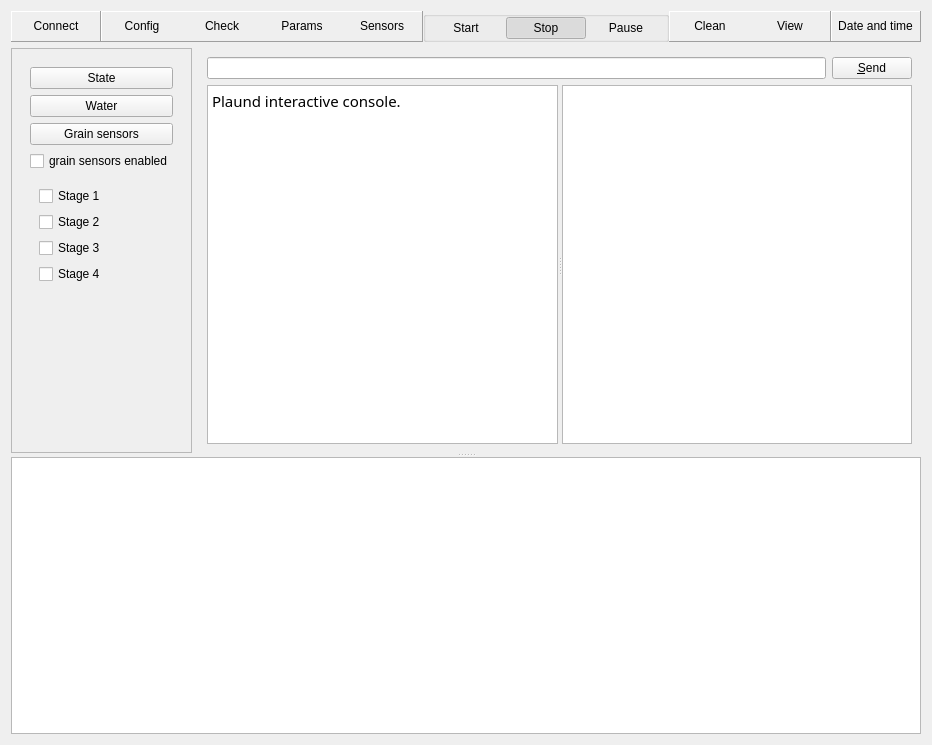
Qt form gui/mainwindow.ui (Shmuma/grain-watering) before a commit.
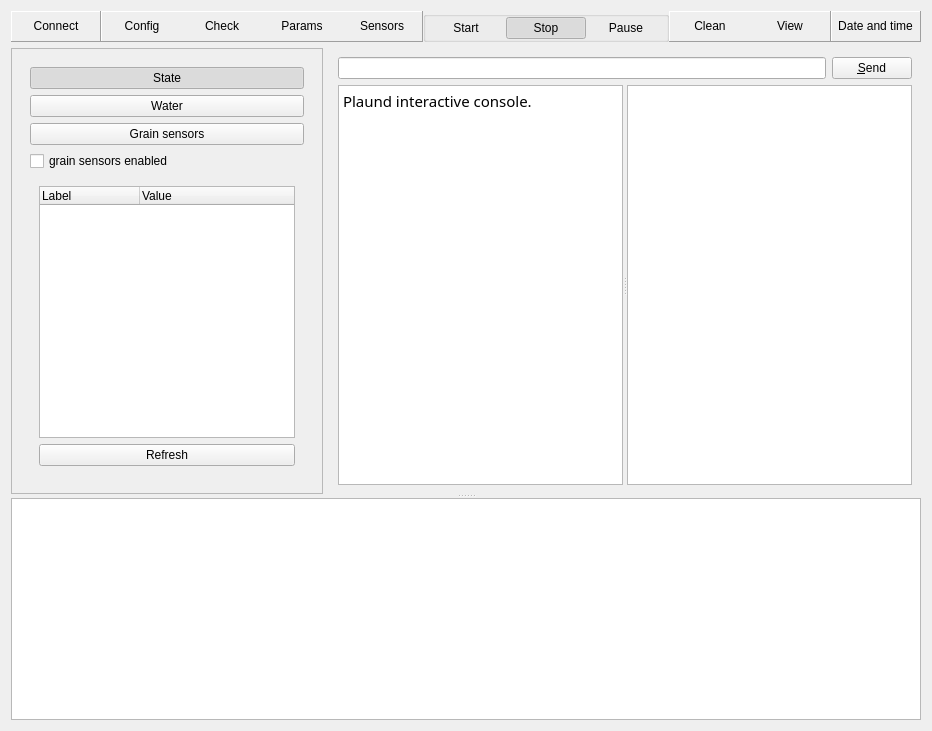
The same form after that commit. The open tabs and pages were chosen to show the change. Custom widgets are drawn as their Qt base class.

Commit message: Implemented getmetastate command and gui.

What changed in the file:
```diff
--- a/gui/mainwindow.ui
+++ b/gui/mainwindow.ui
@@ -7,7 +7,7 @@
     <x>0</x>
     <y>0</y>
     <width>932</width>
-    <height>745</height>
+    <height>731</height>
    </rect>
   </property>
   <property name="windowTitle" >
@@ -412,6 +412,9 @@
                 <property name="checkable" >
                  <bool>true</bool>
                 </property>
+                <property name="checked" >
+                 <bool>true</bool>
+                </property>
                 <property name="autoExclusive" >
                  <bool>true</bool>
                 </property>
@@ -458,46 +461,29 @@
                 <widget class="QWidget" name="state" >
                  <layout class="QVBoxLayout" >
                   <item>
-                   <widget class="QCheckBox" name="checkStateStage1Check" >
-                    <property name="text" >
-                     <string>Stage 1</string>
+                   <widget class="QTreeWidget" name="stateTreeWidget" >
+                    <property name="allColumnsShowFocus" >
+                     <bool>true</bool>
                     </property>
+                    <column>
+                     <property name="text" >
+                      <string>Label</string>
+                     </property>
+                    </column>
+                    <column>
+                     <property name="text" >
+                      <string>Value</string>
+                     </property>
+                    </column>
                    </widget>
                   </item>
                   <item>
-                   <widget class="QCheckBox" name="checkStateStage2Check" >
+                   <widget class="QPushButton" name="stateRefreshButton" >
                     <property name="text" >
-                     <string>Stage 2</string>
+                     <string>Refresh</string>
                     </property>
                    </widget>
                   </item>
-                  <item>
-                   <widget class="QCheckBox" name="checkStateStage3Check" >
-                    <property name="text" >
-                     <string>Stage 3</string>
-                    </property>
-                   </widget>
-                  </item>
-                  <item>
-                   <widget class="QCheckBox" name="checkStateStage4Check" >
-                    <property name="text" >
-                     <string>Stage 4</string>
-                    </property>
-                   </widget>
-                  </item>
-                  <item>
-                   <spacer>
-                    <property name="orientation" >
-                     <enum>Qt::Vertical</enum>
-                    </property>
-                    <property name="sizeHint" >
-                     <size>
-                      <width>20</width>
-                      <height>16</height>
-                     </size>
-                    </property>
-                   </spacer>
-                  </item>
                  </layout>
                 </widget>
                 <widget class="QWidget" name="water" >
@@ -755,8 +741,8 @@
               <property name="html" >
                <string>&lt;html>&lt;head>&lt;meta name="qrichtext" content="1" />&lt;style type="text/css">
 p, li { white-space: pre-wrap; }
-&lt;/style>&lt;/head>&lt;body style=" font-family:'Terminus'; font-size:12pt; font-weight:400; font-style:normal;">
-&lt;p style=" margin-top:0px; margin-bottom:0px; margin-left:0px; margin-right:0px; -qt-block-indent:0; text-indent:0px; font-size:11pt;">Plaund interactive console.&lt;/p>&lt;/body>&lt;/html></string>
+&lt;/style>&lt;/head>&lt;body style=" font-family:'Terminus'; font-size:11pt; font-weight:400; font-style:normal;">
+&lt;p style=" margin-top:0px; margin-bottom:0px; margin-left:0px; margin-right:0px; -qt-block-indent:0; text-indent:0px;">Plaund interactive console.&lt;/p>&lt;/body>&lt;/html></string>
               </property>
              </widget>
              <widget class="QTextEdit" name="autoLogEditor" >
@@ -769,8 +755,8 @@
               <property name="html" >
                <string>&lt;html>&lt;head>&lt;meta name="qrichtext" content="1" />&lt;style type="text/css">
 p, li { white-space: pre-wrap; }
-&lt;/style>&lt;/head>&lt;body style=" font-family:'Verdana'; font-size:12pt; font-weight:400; font-style:normal;">
-&lt;p style="-qt-paragraph-type:empty; margin-top:0px; margin-bottom:0px; margin-left:0px; margin-right:0px; -qt-block-indent:0; text-indent:0px; font-family:'Terminus'; font-size:11pt;">&lt;/p>&lt;/body>&lt;/html></string>
+&lt;/style>&lt;/head>&lt;body style=" font-family:'Verdana'; font-size:11pt; font-weight:400; font-style:normal;">
+&lt;p style="-qt-paragraph-type:empty; margin-top:0px; margin-bottom:0px; margin-left:0px; margin-right:0px; -qt-block-indent:0; text-indent:0px; font-family:'Terminus';">&lt;/p>&lt;/body>&lt;/html></string>
               </property>
              </widget>
             </widget>
```
Left out of the diff: 4 changed lines with no effect on the pictures. The commit also changes 7 other files.
